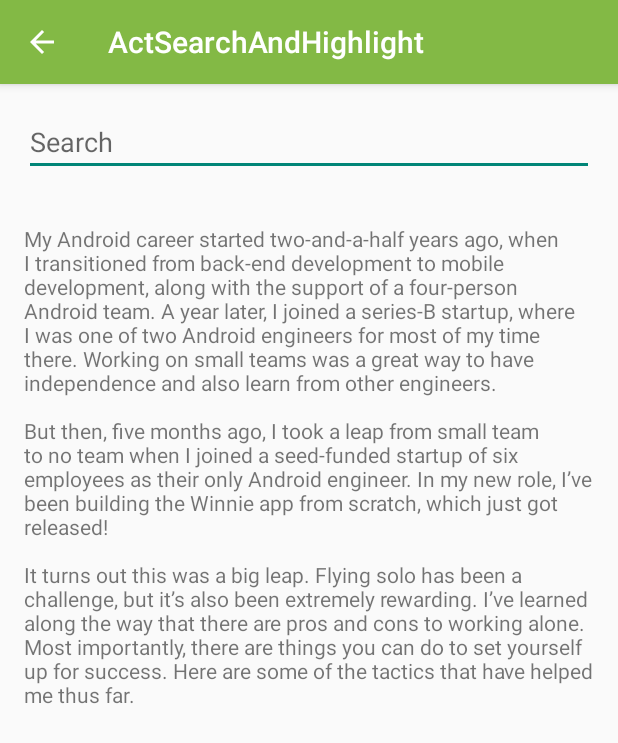
After one commit to TNPro85/ANDROID, an Android app: the ActSearchAndHighlight screen opened directly, with no data from a screen before it, on a phone screen of 412 x 824 dp. The commit adds this screen. Shown: the top 743 px of the screen. Run offline under Robolectric (Android 15) with nearby library versions, the phone set to English and light mode, and no system bars.

Commit message:
+ add Search & Highlight activity

```diff
--- a/DEMO/TNSoftDemo/app/src/main/AndroidManifest.xml
+++ b/DEMO/TNSoftDemo/app/src/main/AndroidManifest.xml
@@ -79,10 +79,13 @@
             <meta-data
                 android:name="android.app.device_admin"
                 android:resource="@xml/device_admin_sample" />
+
             <intent-filter>
                 <action android:name="android.app.action.DEVICE_ADMIN_ENABLED" />
             </intent-filter>
         </receiver>
+
+        <activity android:name=".ActSearchAndHighlight"></activity>
     </application>
 
 </manifest>
--- a/DEMO/TNSoftDemo/app/src/main/java/com/zing/demo/ActMain.java
+++ b/DEMO/TNSoftDemo/app/src/main/java/com/zing/demo/ActMain.java
@@ -81,7 +81,8 @@ public class ActMain extends ActionBarActivity {
                 "Device ID",
                 "Detect Wifi/Gsm strength",
                 "Circle Animation",
-                "Gradient Animation"
+                "Gradient Animation",
+                "Search & Highlight"
         };
         Arrays.sort(s);
 
@@ -137,6 +138,9 @@ public class ActMain extends ActionBarActivity {
                         break;
                     case "Gradient Animation":
                         intent = new Intent(ActMain.this, ActGradientAnimation.class);
+                        break;
+                    case "Search & Highlight":
+                        intent = new Intent(ActMain.this, ActSearchAndHighlight.class);
                         break;
                 }
 
--- /dev/null
+++ b/DEMO/TNSoftDemo/app/src/main/java/com/zing/demo/ActSearchAndHighlight.java
@@ -0,0 +1,65 @@
+package com.zing.demo;
+
+import android.graphics.Color;
+import android.os.Bundle;
+import android.text.Editable;
+import android.text.SpannableString;
+import android.text.Spanned;
+import android.text.TextWatcher;
+import android.text.style.BackgroundColorSpan;
+import android.widget.EditText;
+import android.widget.TextView;
+
+public class ActSearchAndHighlight extends ActBase {
+
+    private TextView mTextView;
+
+    @Override
+    protected void onCreate(Bundle savedInstanceState) {
+        super.onCreate(savedInstanceState);
+        setContentView(R.layout.act_search_and_highlight);
+
+        mTextView = (TextView) findViewById(R.id.text_view);
+        EditText mSearchEditText = (EditText) findViewById(R.id.search_edit_text);
+        mSearchEditText.addTextChangedListener(new TextWatcher() {
+            @Override
+            public void beforeTextChanged(CharSequence s, int start, int count, int after) {
+            }
+
+            @Override
+            public void onTextChanged(CharSequence s, int start, int before, int count) {
+            }
+
+            @Override
+            public void afterTextChanged(Editable s) {
+                highlightString(s.toString());
+            }
+        });
+    }
+
+    private void highlightString(String input) {
+        //Get the text from text view and create a spannable string
+        SpannableString spannableString = new SpannableString(mTextView.getText());
+
+        //Get the previous spans and remove them
+        BackgroundColorSpan[] backgroundSpans = spannableString.getSpans(0, spannableString.length(), BackgroundColorSpan.class);
+
+        for (BackgroundColorSpan span: backgroundSpans) {
+            spannableString.removeSpan(span);
+        }
+
+        //Search for all occurrences of the keyword in the string
+        int indexOfKeyword = spannableString.toString().toLowerCase().indexOf(input.toLowerCase());
+
+        while (indexOfKeyword > 0) {
+            //Create a background color span on the keyword
+            spannableString.setSpan(new BackgroundColorSpan(Color.YELLOW), indexOfKeyword, indexOfKeyword + input.length(), Spanned.SPAN_EXCLUSIVE_EXCLUSIVE);
+
+            //Get the next index of the keyword
+            indexOfKeyword = spannableString.toString().toLowerCase().indexOf(input.toLowerCase(), indexOfKeyword + input.length());
+        }
+
+        //Set the final text on TextView
+        mTextView.setText(spannableString);
+    }
+}
--- /dev/null
+++ b/DEMO/TNSoftDemo/app/src/main/res/layout/act_search_and_highlight.xml
@@ -0,0 +1,27 @@
+<?xml version="1.0" encoding="utf-8"?>
+<ScrollView xmlns:android="http://schemas.android.com/apk/res/android"
+    android:layout_width="match_parent"
+    android:layout_height="match_parent"
+    android:fillViewport="true">
+
+    <LinearLayout
+        android:layout_width="match_parent"
+        android:layout_height="wrap_content"
+        android:orientation="vertical">
+
+        <EditText
+            android:id="@+id/search_edit_text"
+            android:layout_width="match_parent"
+            android:layout_height="wrap_content"
+            android:layout_margin="16dp"
+            android:hint="Search" />
+
+        <TextView
+            android:id="@+id/text_view"
+            android:layout_width="wrap_content"
+            android:layout_height="wrap_content"
+            android:layout_margin="16dp"
+            android:text="@string/long_text" />
+    </LinearLayout>
+
+</ScrollView>
--- a/DEMO/TNSoftDemo/app/src/main/res/values/strings.xml
+++ b/DEMO/TNSoftDemo/app/src/main/res/values/strings.xml
@@ -3,4 +3,6 @@
     <string name="action_settings">Settings</string>
     <string name="action_search">Search</string>
     <string name="str_device_admin">Lock screen admin example</string>
+
+    <string name="long_text">My Android career started two-and-a-half years ago, when I transitioned from back-end development to mobile development, along with the support of a four-person Android team. A year later, I joined a series-B startup, where I was one of two Android engineers for most of my time there. Working on small teams was a great way to have independence and also learn from other engineers.\n\nBut then, five months ago, I took a leap from small team to no team when I joined a seed-funded startup of six employees as their only Android engineer. In my new role, I’ve been building the Winnie app from scratch, which just got released!\n\nIt turns out this was a big leap. Flying solo has been a challenge, but it’s also been extremely rewarding. I’ve learned along the way that there are pros and cons to working alone. Most importantly, there are things you can do to set yourself up for success. Here are some of the tactics that have helped me thus far.</string>
 </resources>
```
